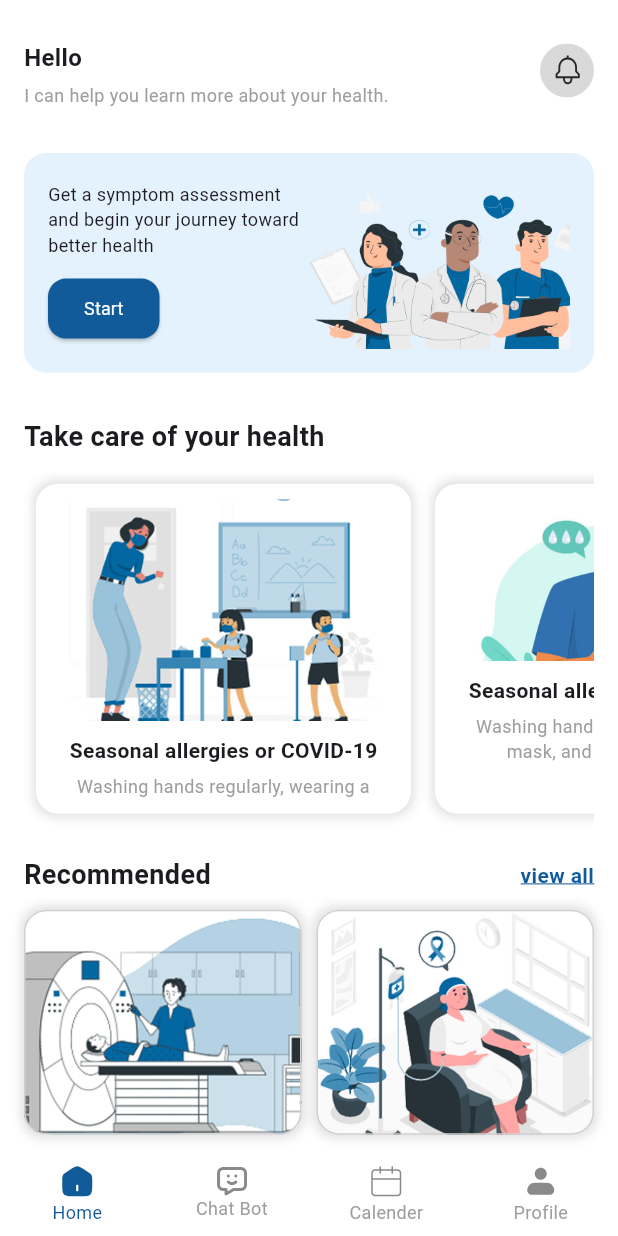
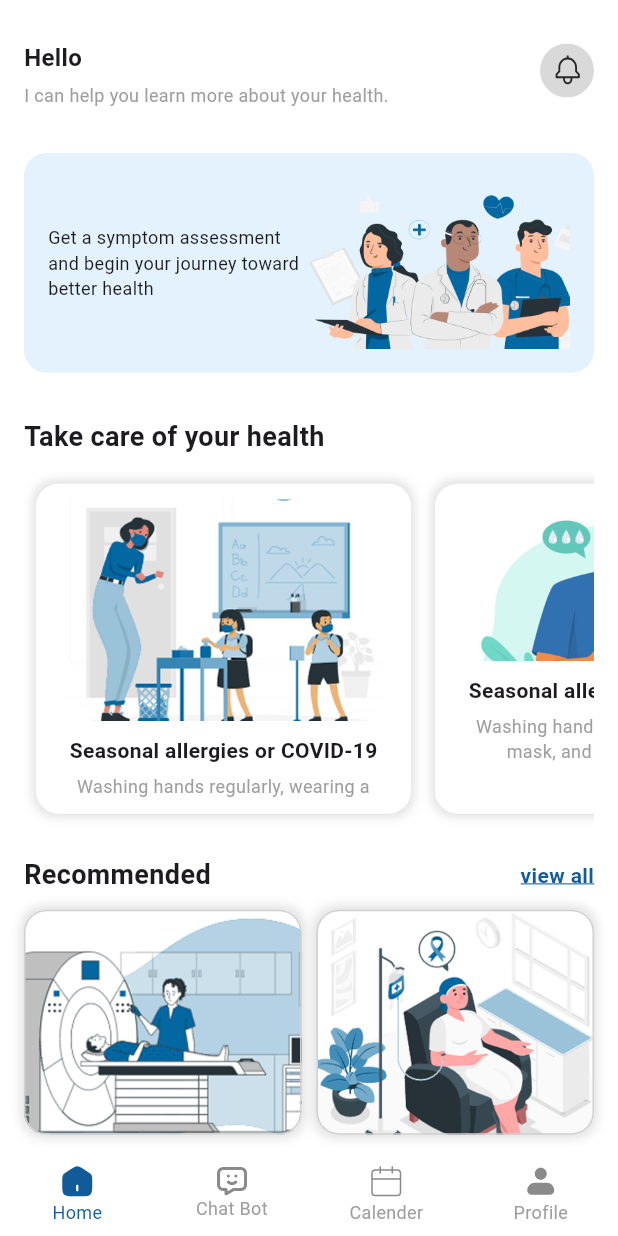
Before and after one commit to ranamohyy/health_care_cura_app_with_ai, a Flutter app: the screen it shows after launch, on a phone screen of 412 x 824 dp. Run offline on Flutter 3.47's test engine with Material 3 defaults, Android fonts, the phone set to English and light mode, and no system bars; our stand-ins replace chat_bubbles, dio, flutter_bloc, flutter_svg, logger, skeletonizer and 1 more.

Commit message:
remove start button

```diff
--- a/lib/features/widgets/custom_container_in_home.dart
+++ b/lib/features/widgets/custom_container_in_home.dart
@@ -25,7 +25,7 @@ class ContainerInHome extends StatelessWidget {
                   style: TextStyle(
                       fontSize: 12, fontWeight: FontWeight.w400),
                 ),
-                MyButton(title: "Start"),
+
               ],
             ),
           ),
```
